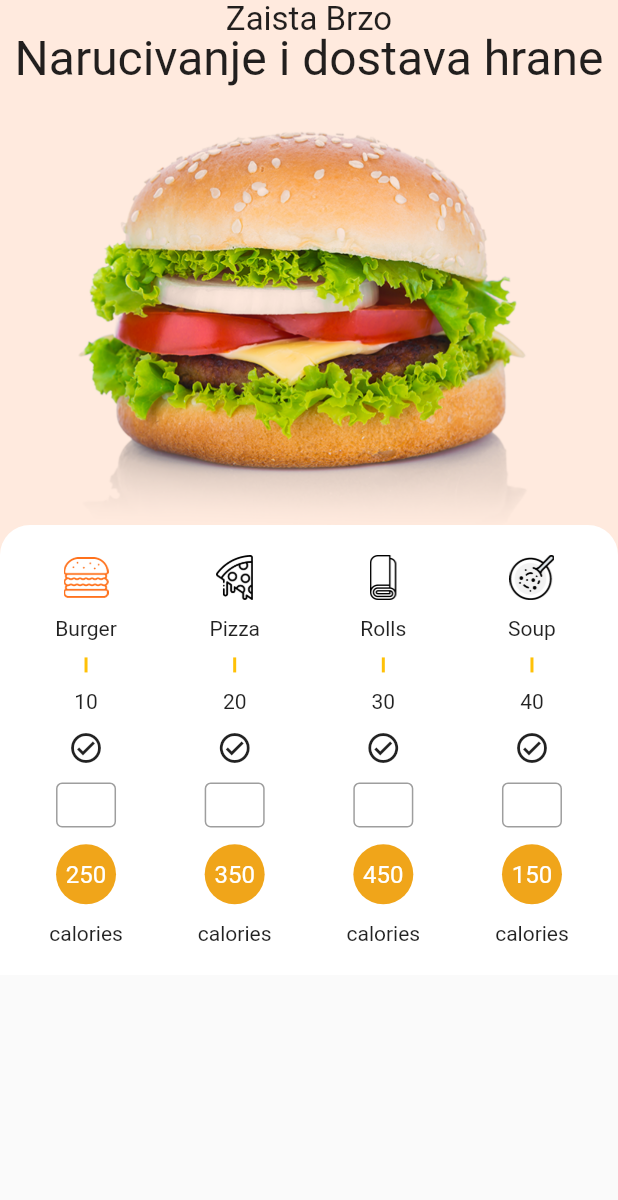
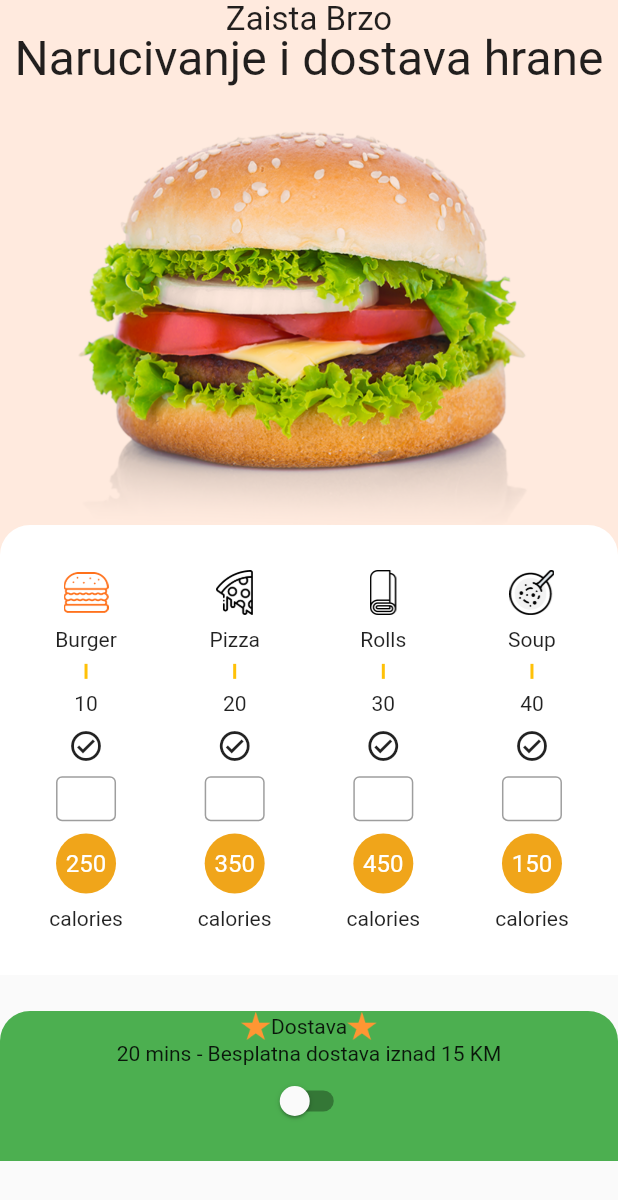
Before and after one commit to eldarheleg/fast_food_app_lab, a Flutter app: the screen it shows after launch, on a phone screen of 412 x 824 dp. Shown: the top 1200 px of the screen. Run offline on Flutter 3.47's test engine with Material 2 defaults, Android fonts, the phone set to English and light mode, and no system bars.

Commit message:
extracting widgets

```diff
--- a/lib/food.dart
+++ b/lib/food.dart
@@ -13,4 +13,8 @@ class Food {
       required this.price,
       required this.calories,
       required this.controller});
+
+  getBasePrice(double p) {
+    return this.price * p;
+  }
 }
--- a/lib/main.dart
+++ b/lib/main.dart
@@ -1,5 +1,7 @@
 import 'package:fast_food_app_lab/city.dart';
 import 'package:fast_food_app_lab/food.dart';
+import 'package:fast_food_app_lab/widgets/basic_text.dart';
+import 'package:fast_food_app_lab/widgets/list_of_meals.dart';
 import 'package:flutter/material.dart';
 import 'package:flutter/services.dart';
 
@@ -31,12 +33,32 @@ class MyHomePage extends StatefulWidget {
 }
 
 class _MyHomePageState extends State<MyHomePage> {
-  final controller1 = TextEditingController();
+  bool isOff = false;
   List<Food> meals = [
-    Food(name: "Burger", url: "assets/jelo1.png", price: 10, calories: 250, controller: TextEditingController()),
-    Food(name: "Pizza", url: "assets/jelo2.png", price: 20, calories: 350,controller: TextEditingController()),
-    Food(name: "Rolls", url: "assets/jelo3.png", price: 30, calories: 450,controller: TextEditingController()),
-    Food(name: "Soup", url: "assets/jelo4.png", price: 40, calories: 150,controller: TextEditingController()),
+    Food(
+        name: "Burger",
+        url: "assets/jelo1.png",
+        price: 10,
+        calories: 250,
+        controller: TextEditingController()),
+    Food(
+        name: "Pizza",
+        url: "assets/jelo2.png",
+        price: 20,
+        calories: 350,
+        controller: TextEditingController()),
+    Food(
+        name: "Rolls",
+        url: "assets/jelo3.png",
+        price: 30,
+        calories: 450,
+        controller: TextEditingController()),
+    Food(
+        name: "Soup",
+        url: "assets/jelo4.png",
+        price: 40,
+        calories: 150,
+        controller: TextEditingController()),
   ];
   List<City> cities = [
     City(name: "Centar", distance: 1),
@@ -49,7 +71,7 @@ class _MyHomePageState extends State<MyHomePage> {
   Widget build(BuildContext context) {
     return SafeArea(
       child: GestureDetector(
-        onTap: (){},
+        onTap: () {},
         child: Scaffold(
           body: SizedBox(
             width: MediaQuery.of(context).size.width,
@@ -72,88 +94,62 @@ class _MyHomePageState extends State<MyHomePage> {
                 Positioned(
                   top: 350,
                   child: SingleChildScrollView(
-
                     child: Container(
                       height: 300,
                       width: MediaQuery.of(context).size.width,
                       decoration: BoxDecoration(
                           borderRadius: BorderRadius.only(
-                              topLeft: Radius.circular(20),
-                              topRight: Radius.circular(20),),
+                            topLeft: Radius.circular(20),
+                            topRight: Radius.circular(20),
+                          ),
                           color: Colors.white),
                       child: Center(
-                        child: ListView.separated(
-                          separatorBuilder: (context, index) => SizedBox(
-                            width: 50,
+                        child: ListOfMeals(meals: meals),
+                      ),
+                    ),
+                  ),
+                ),
+                Positioned(
+                  bottom: 50,
+                  child: SingleChildScrollView(
+                    child: Container(
+                      height: 100,
+                      width: MediaQuery.of(context).size.width,
+                      decoration: BoxDecoration(
+                          borderRadius: BorderRadius.only(
+                            topLeft: Radius.circular(20),
+                            topRight: Radius.circular(20),
                           ),
-                          scrollDirection: Axis.horizontal,
-                          padding: EdgeInsets.symmetric(vertical: 20),
-                          shrinkWrap: true,
-                          itemCount: meals.length,
-                          itemBuilder: (context, index) {
-                            return Column(
-                              mainAxisAlignment: MainAxisAlignment.spaceBetween,
+                          color: Colors.green),
+                      child: Center(
+                        child: Column(
+                          children: [
+                            Row(
+                              mainAxisAlignment: MainAxisAlignment.center,
                               children: [
                                 Image.asset(
-                                  meals[index].url,
-                                  height: 30,
-                                  width: 30,
+                                  "assets/zvjezda.png",
+                                  height: 20,
+                                  width: 20,
                                 ),
-                                Text(meals[index].name),
-                                Container(
-                                  height: 10,
-                                  width: 2,
-                                  color: Colors.amber,
+                                Text("Dostava"),
+                                Image.asset(
+                                  "assets/zvjezda.png",
+                                  height: 20,
+                                  width: 20,
                                 ),
-                                Text(meals[index].price.toInt().toString()),
-                                Icon(Icons.check_circle_outlined),
-                                Container(
-                                  child: TextField(
-                                    textAlign: TextAlign.center,
-                                    maxLines: 1,
-                                    keyboardType: TextInputType.number,
-                                    inputFormatters: [FilteringTextInputFormatter.digitsOnly],
-                                    decoration: InputDecoration(border: OutlineInputBorder(),contentPadding: EdgeInsets.zero),
-                                    controller: meals[index].controller,
-                                  ),
-                                  height: 30,
-                                  width: 40,
-                                ),
-                                CircleAvatar(
-                                  backgroundColor: Color.fromARGB(255, 240, 165, 26),
-                                  child: Text(
-                                      meals[index].calories.toInt().toString(), style: TextStyle(color: Colors.white),),
-                                ),
-                                Text("calories"),
                               ],
-                            );
-                          },
+                            ),
+                            Text("20 mins - Besplatna dostava iznad 15 KM"),
+                            Switch(
+                                value: isOff,
+                                onChanged: (value) {
+                                  setState(() {
+                                    isOff = value;
+                                  });
+                                })
+                          ],
                         ),
-                        // Column(
-                        //   mainAxisAlignment: MainAxisAlignment.spaceBetween,
-                        //   children: [
-                        //     Image.asset(
-                        //       "assets/jelo1.png",
-                        //       height: 30,
-                        //       width: 30,
-                        //     ),
-                        //     Text("burger"),
-                        //     VerticalDivider(),
-                        //     Text("15"),
-                        //     Icon(Icons.check_circle_outlined),
-                        //     Container(
-                        //       child: TextField(
-                        //         readOnly: true,
-                        //       ),
-                        //       height: 30,
-                        //       width: 30,
-                        //     ),
-                        //     CircleAvatar(
-                        //       child: Text("233"),
-                        //     ),
-                        //     Text("calories"),
-                        //   ],
-                        // )
                       ),
                     ),
                   ),
@@ -166,18 +162,3 @@ class _MyHomePageState extends State<MyHomePage> {
     );
   }
 }
-
-class BasicText extends StatelessWidget {
-  const BasicText({Key? key, required this.text, required this.textStyle})
-      : super(key: key);
-  final String text;
-  final TextStyle textStyle;
-
-  @override
-  Widget build(BuildContext context) {
-    return Text(
-      text,
-      style: textStyle,
-    );
-  }
-}
--- /dev/null
+++ b/lib/widgets/basic_text.dart
@@ -0,0 +1,16 @@
+import 'package:flutter/material.dart';
+
+class BasicText extends StatelessWidget {
+  const BasicText({Key? key, required this.text, required this.textStyle})
+      : super(key: key);
+  final String text;
+  final TextStyle textStyle;
+
+  @override
+  Widget build(BuildContext context) {
+    return Text(
+      text,
+      style: textStyle,
+    );
+  }
+}
--- /dev/null
+++ b/lib/widgets/header.dart
@@ -0,0 +1,10 @@
+import 'package:flutter/material.dart';
+
+class Header extends StatelessWidget {
+  const Header({super.key});
+
+  @override
+  Widget build(BuildContext context) {
+    return Center();
+  }
+}
--- /dev/null
+++ b/lib/widgets/list_of_meals.dart
@@ -0,0 +1,63 @@
+import 'package:fast_food_app_lab/food.dart';
+import 'package:flutter/material.dart';
+import 'package:flutter/services.dart';
+
+class ListOfMeals extends StatelessWidget {
+  const ListOfMeals({
+    Key? key,
+    required this.meals,
+  }) : super(key: key);
+
+  final List<Food> meals;
+
+  @override
+  Widget build(BuildContext context) {
+    return ListView.separated(
+      separatorBuilder: (context, index) => SizedBox(
+        width: 50,
+      ),
+      scrollDirection: Axis.horizontal,
+      padding: EdgeInsets.symmetric(vertical: 30),
+      shrinkWrap: true,
+      itemCount: meals.length,
+      itemBuilder: (context, index) {
+        return Column(
+          mainAxisAlignment: MainAxisAlignment.spaceBetween,
+          children: [
+            Image.asset(
+              meals[index].url,
+              height: 30,
+              width: 30,
+            ),
+            Text(meals[index].name),
+            Container(
+              height: 10,
+              width: 2,
+              color: Colors.amber,
+            ),
+            Text(meals[index].price.toInt().toString()),
+            Icon(Icons.check_circle_outlined),
+            Container(
+              child: TextField(
+                textAlign: TextAlign.center,
+                maxLines: 1,
+                keyboardType: TextInputType.number,
+                inputFormatters: [FilteringTextInputFormatter.digitsOnly],
+                decoration: InputDecoration(border: OutlineInputBorder(),contentPadding: EdgeInsets.zero),
+                controller: meals[index].controller,
+              ),
+              height: 30,
+              width: 40,
+            ),
+            CircleAvatar(
+              backgroundColor: Color.fromARGB(255, 240, 165, 26),
+              child: Text(
+                  meals[index].calories.toInt().toString(), style: TextStyle(color: Colors.white),),
+            ),
+            Text("calories"),
+          ],
+        );
+      },
+    );
+  }
+}
```
